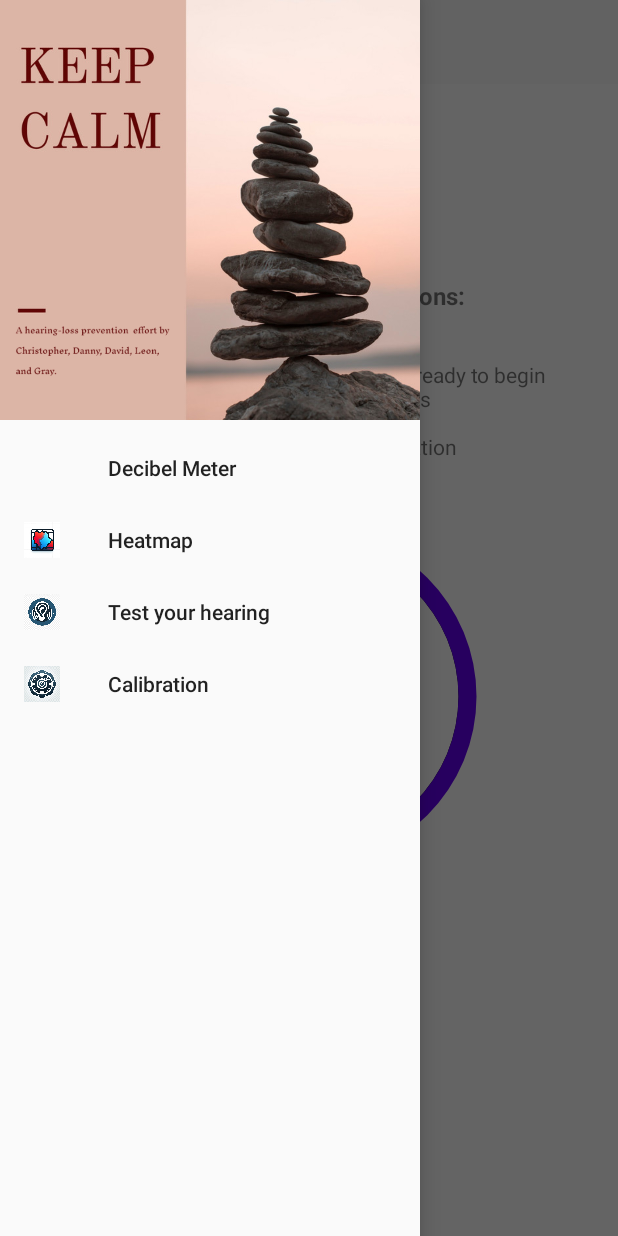
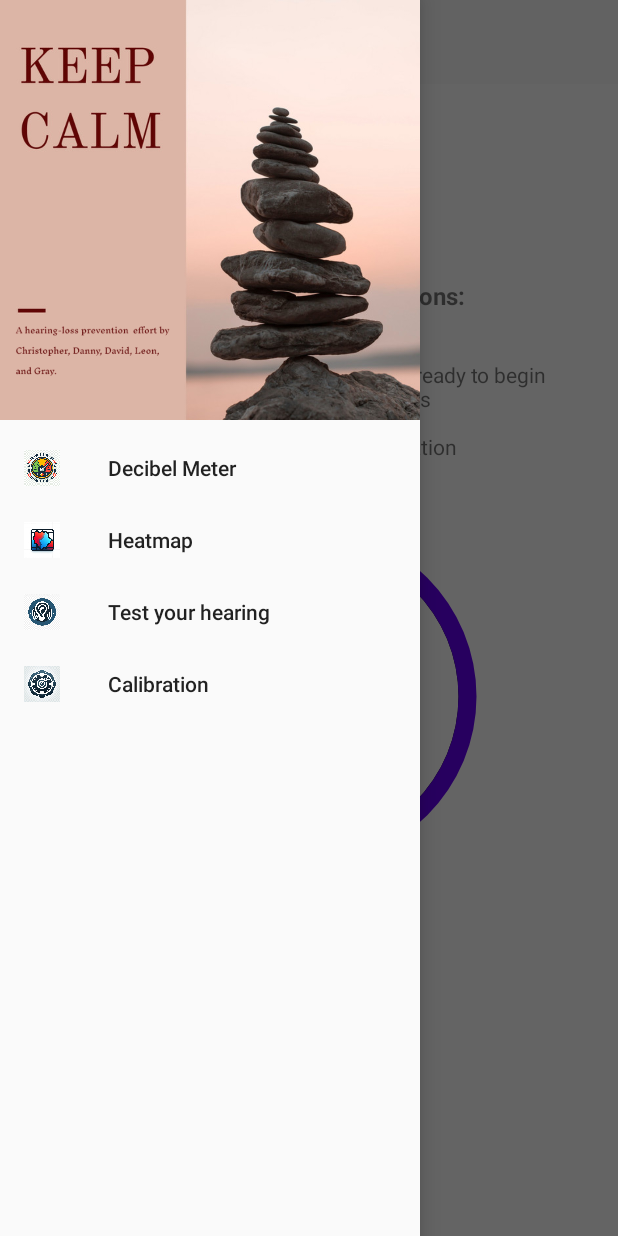
Before and after one commit to dannyl1u/MyHearing, an Android app: the CalibrationActivity screen opened directly, with no data from a screen before it, with the side drawer open, on a phone screen of 412 x 824 dp. Run offline under Robolectric (Android 15) with nearby library versions, the light colour scheme and no system bars.

Commit message:
Add decibel meter drawer icon

```diff
--- a/app/src/main/res/menu/menu_drawer.xml
+++ b/app/src/main/res/menu/menu_drawer.xml
@@ -2,6 +2,7 @@
 
     <item
         android:id="@+id/nav_item1"
+        android:icon="@drawable/decibel_meter"
         android:title="@string/menu_decibelMeter_text" />
 
     <item
```
Also changed, not shown: app/src/main/res/drawable/decibel_meter.png (added).
